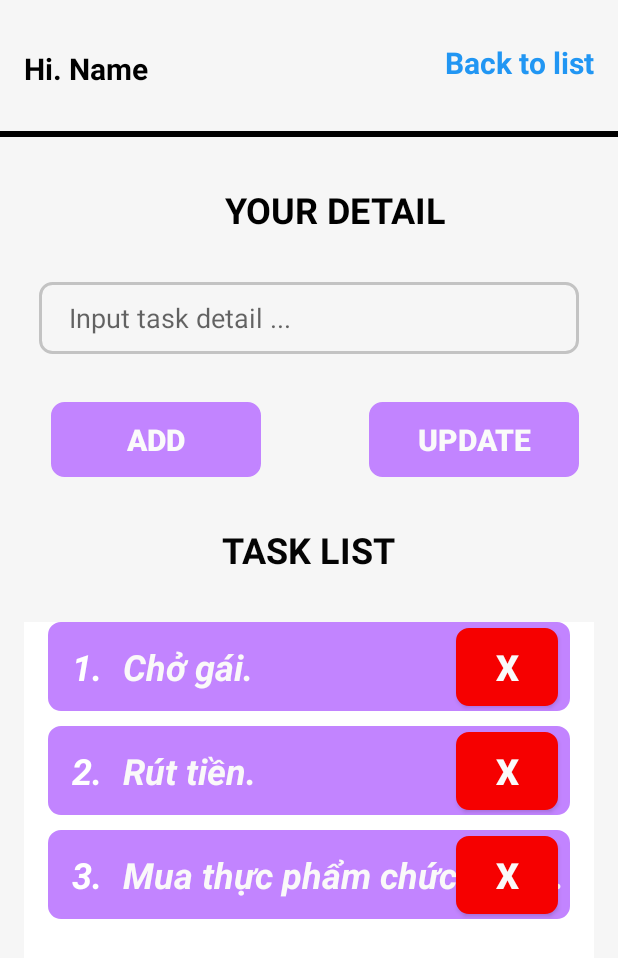
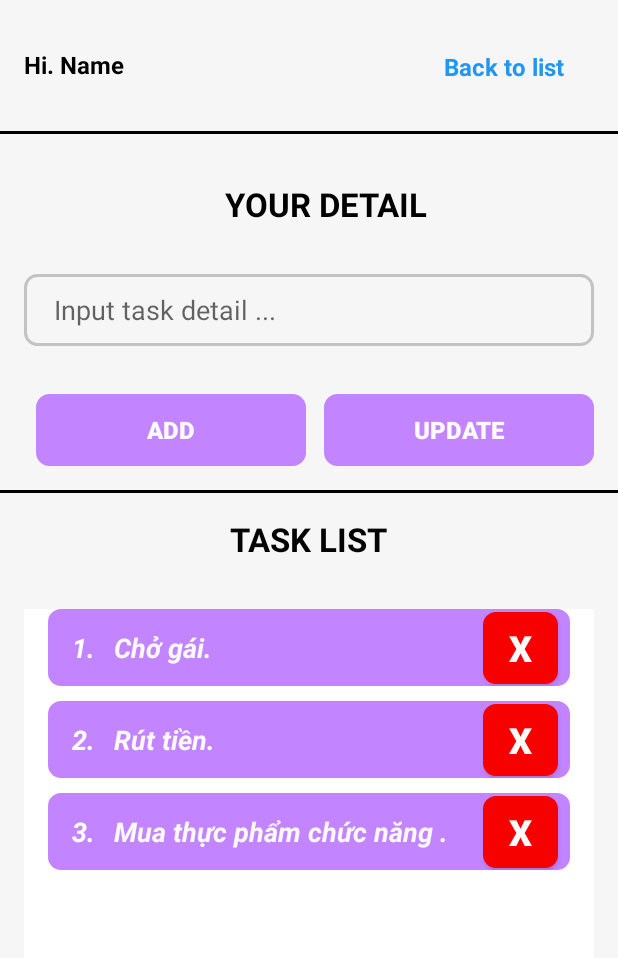
Before and after one commit to iuh-learning/task-list-application, an Android app: the FragmentDetailTaskList screen opened directly, with no data from a screen before it, on a phone screen of 412 x 824 dp. Shown: the top 958 px of the screen. Run offline under Robolectric (Android 15) with nearby library versions, the phone set to English and light mode, and no system bars; our stand-ins replace Room's generated code.

Commit message:
Huy chỉnh sửa giao diện

```diff
--- a/app/src/main/AndroidManifest.xml
+++ b/app/src/main/AndroidManifest.xml
@@ -19,7 +19,7 @@
             android:name=".activity.MainActivity_TaskList"
             android:exported="false" />
         <activity android:name=".activity.MainActivity_DetailList"
-            android:exported="false"/>
+            android:exported="true"/>
         <activity
             android:name=".activity.MainActivity"
             android:exported="true">
--- a/app/src/main/res/layout/activity_main_your_detail.xml
+++ b/app/src/main/res/layout/activity_main_your_detail.xml
@@ -7,24 +7,36 @@
     android:background="#F6F6F6">
 
     <View
+        android:id="@+id/view"
+        android:layout_width="416dp"
+        android:layout_height="2dp"
+        android:layout_marginTop="16dp"
+        android:background="#000000"
+        app:layout_constraintEnd_toEndOf="parent"
+        app:layout_constraintHorizontal_bias="0.6"
+        app:layout_constraintStart_toStartOf="parent"
+        app:layout_constraintTop_toBottomOf="@+id/button2" />
+
+    <View
         android:id="@+id/view2"
         android:layout_width="416dp"
-        android:layout_height="4dp"
+        android:layout_height="2dp"
         android:layout_marginTop="32dp"
         android:background="#000000"
         app:layout_constraintEnd_toEndOf="parent"
+        app:layout_constraintHorizontal_bias="0.4"
         app:layout_constraintStart_toStartOf="parent"
         app:layout_constraintTop_toBottomOf="@+id/textView3" />
 
     <Button
         android:id="@+id/button3"
-        android:layout_width="140dp"
-        android:layout_height="50dp"
+        android:layout_width="180dp"
+        android:layout_height="wrap_content"
         android:background="@drawable/custom_border_input_task"
         android:backgroundTint="#C284FF"
         android:text="UPDATE"
         android:textColor="#FAFAFA"
-        android:textSize="20sp"
+        android:textSize="16sp"
         android:textStyle="bold"
         app:layout_constraintBottom_toBottomOf="@+id/button2"
         app:layout_constraintEnd_toEndOf="@+id/editTextTextPersonName"
@@ -38,25 +50,10 @@
         android:layout_marginTop="32dp"
         android:text="Hi. Name"
         android:textColor="#000000"
-        android:textSize="20sp"
+        android:textSize="16sp"
         android:textStyle="bold"
         app:layout_constraintStart_toStartOf="parent"
         app:layout_constraintTop_toTopOf="parent" />
-
-    <TextView
-        android:id="@+id/textView4"
-        android:layout_width="wrap_content"
-        android:layout_height="wrap_content"
-        android:layout_marginTop="16dp"
-        android:layout_marginEnd="16dp"
-        android:text="Back to list"
-        android:textColor="#2196F3"
-        android:textSize="20sp"
-        android:textStyle="bold"
-        app:layout_constraintBottom_toBottomOf="@+id/textView3"
-        app:layout_constraintEnd_toEndOf="parent"
-        app:layout_constraintTop_toTopOf="@+id/textView3"
-        app:layout_constraintVertical_bias="1.0" />
 
     <TextView
         android:id="@+id/textView6"
@@ -67,7 +64,7 @@
         android:layout_marginEnd="153dp"
         android:text="YOUR DETAIL"
         android:textColor="#000000"
-        android:textSize="24sp"
+        android:textSize="22sp"
         android:textStyle="bold"
         app:layout_constraintEnd_toEndOf="parent"
         app:layout_constraintHorizontal_bias="0.0"
@@ -76,11 +73,11 @@
 
     <EditText
         android:id="@+id/editTextTextPersonName"
-        android:layout_width="360dp"
+        android:layout_width="0dp"
         android:layout_height="48dp"
-        android:layout_marginStart="37dp"
+        android:layout_marginStart="16dp"
         android:layout_marginTop="32dp"
-        android:layout_marginEnd="38dp"
+        android:layout_marginEnd="16dp"
         android:background="@drawable/custom_border_input_task"
         android:ems="10"
         android:hint="Input task detail ..."
@@ -92,15 +89,15 @@
 
     <Button
         android:id="@+id/button2"
-        android:layout_width="140dp"
-        android:layout_height="50dp"
+        android:layout_width="180dp"
+        android:layout_height="wrap_content"
         android:layout_marginStart="8dp"
         android:layout_marginTop="32dp"
         android:background="@drawable/custom_border_input_task"
         android:backgroundTint="#C284FF"
         android:text="ADD"
         android:textColor="#FBFBFB"
-        android:textSize="20sp"
+        android:textSize="16sp"
         android:textStyle="bold"
         app:layout_constraintStart_toStartOf="@+id/editTextTextPersonName"
         app:layout_constraintTop_toBottomOf="@+id/editTextTextPersonName" />
@@ -110,15 +107,16 @@
         android:layout_width="wrap_content"
         android:layout_height="wrap_content"
         android:layout_marginStart="158dp"
-        android:layout_marginTop="32dp"
+        android:layout_marginTop="16dp"
         android:layout_marginEnd="159dp"
         android:text="TASK LIST"
         android:textColor="#040404"
-        android:textSize="24sp"
+        android:textSize="22sp"
         android:textStyle="bold"
         app:layout_constraintEnd_toEndOf="parent"
+        app:layout_constraintHorizontal_bias="0.476"
         app:layout_constraintStart_toStartOf="parent"
-        app:layout_constraintTop_toBottomOf="@+id/button2" />
+        app:layout_constraintTop_toBottomOf="@+id/view" />
 
     <FrameLayout
         android:id="@+id/Fragment_detail"
@@ -136,4 +134,18 @@
 
     </FrameLayout>
 
+    <TextView
+        android:id="@+id/textView4"
+        android:layout_width="wrap_content"
+        android:layout_height="wrap_content"
+        android:layout_marginEnd="36dp"
+        android:text="Back to list"
+        android:textColor="#2196F3"
+        android:textSize="16sp"
+        android:textStyle="bold"
+        app:layout_constraintBottom_toBottomOf="@+id/textView3"
+        app:layout_constraintEnd_toEndOf="parent"
+        app:layout_constraintTop_toTopOf="@+id/textView3"
+        app:layout_constraintVertical_bias="1.0" />
+
 </androidx.constraintlayout.widget.ConstraintLayout>
--- a/app/src/main/res/layout/custom_item_detail_listview.xml
+++ b/app/src/main/res/layout/custom_item_detail_listview.xml
@@ -16,7 +16,7 @@
         android:layout_marginStart="8dp"
         android:text="1.Item 1"
         android:textColor="#FAF9F9"
-        android:textSize="24sp"
+        android:textSize="18sp"
         android:textStyle="normal|bold|italic"
         app:layout_constraintBottom_toBottomOf="@+id/txtID"
         app:layout_constraintStart_toEndOf="@+id/txtID"
@@ -24,8 +24,8 @@
 
     <Button
         android:id="@+id/btnDelete"
-        android:layout_width="68dp"
-        android:layout_height="52dp"
+        android:layout_width="50dp"
+        android:layout_height="wrap_content"
         android:layout_marginEnd="8dp"
         android:background="@drawable/custom_button_add_task"
         android:backgroundTint="#F60000"
@@ -46,7 +46,7 @@
         android:layout_marginBottom="13dp"
         android:text="TextView"
         android:textColor="#FFFFFF"
-        android:textSize="24sp"
+        android:textSize="18sp"
         android:textStyle="normal|bold|italic"
         app:layout_constraintBottom_toBottomOf="parent"
         app:layout_constraintStart_toStartOf="parent"
```
